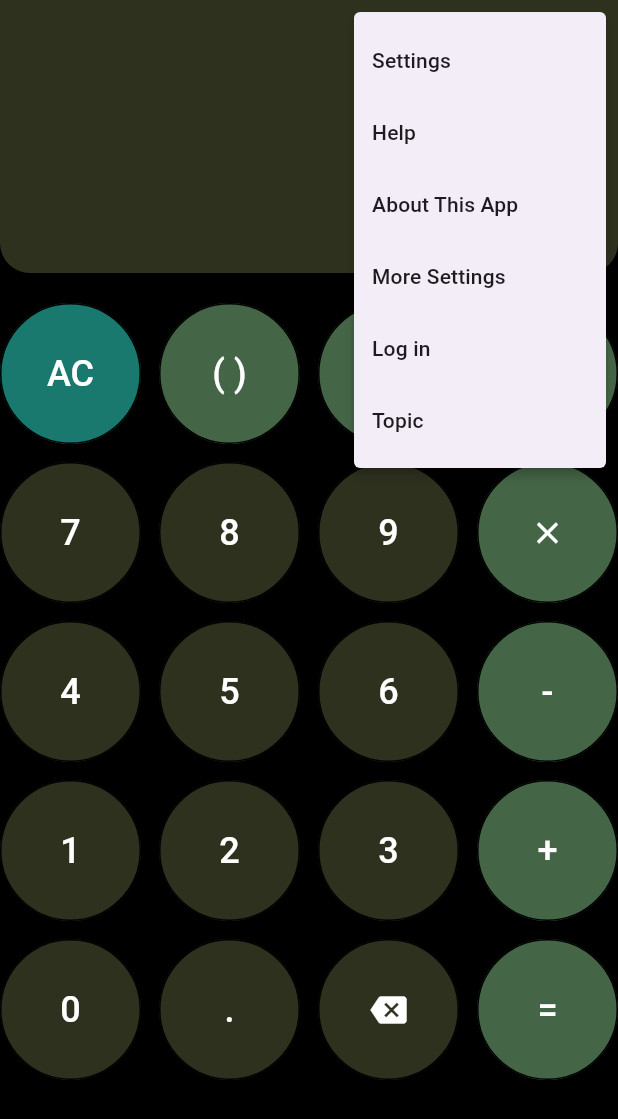
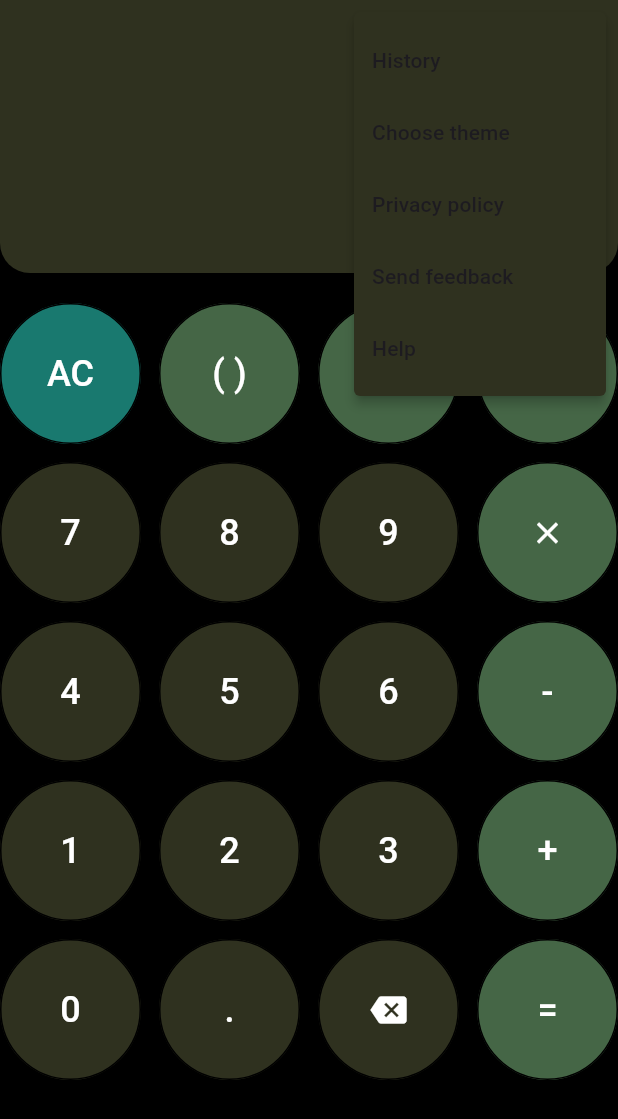
Before and after one commit to trebblescott/calculator_app, a Flutter app: the screen it shows after launch, after a tap on the "more vert" icon, on a phone screen of 412 x 824 dp. Shown: the top 1119 px of the screen. Run offline on Flutter 3.47's test engine with Material 3 defaults, Android fonts, the phone set to English and light mode, and no system bars; Roboto replaces fonts that are missing (Arial).

```diff
--- a/lib/main.dart
+++ b/lib/main.dart
@@ -1,3 +1,4 @@
+import 'package:flutter/cupertino.dart';
 import 'package:flutter/material.dart';
 
 void main() {
@@ -19,6 +20,34 @@ class _CalculatorAppState extends State<CalculatorApp> {
   bool _nextBracketIsOpen = true;
   bool _shouldResetExpression = false;
   int _openBracketCount = 0;
+  String _formatExpressionForDisplay(String expression) {
+  final buffer = StringBuffer();
+  final regExp = RegExp(r'(\d+|\D)'); // splits digits and non-digits
+
+  for (final match in regExp.allMatches(expression)) {
+    final token = match.group(0)!;
+
+    if (RegExp(r'^\d+$').hasMatch(token)) {
+      // Format only digit blocks (not decimals or operations)
+      final number = int.tryParse(token);
+      if (number != null) {
+        buffer.write(_formatWithCommas(number));
+      } else {
+        buffer.write(token);
+      }
+    } else {
+      buffer.write(token); // Operators, brackets, etc.
+    }
+  }
+
+  return buffer.toString();
+}
+
+String _formatWithCommas(int number) {
+  return number.toString().replaceAllMapped(
+      RegExp(r'(\d)(?=(\d{3})+(?!\d))'), (Match m) => '${m[1]},');
+}
+
 
   void _buttonPressed(String text) {
     setState(() {
@@ -305,15 +334,15 @@ class _CalculatorAppState extends State<CalculatorApp> {
         actions: [
           PopupMenuButton<String>(
             icon: Icon(Icons.more_vert, color: Colors.white),
+            color: Color.fromARGB(255, 47, 49, 31),
             onSelected: (value) {},
             itemBuilder: (BuildContext context) => [
-              PopupMenuItem(value: 'settings', child: Text('Settings')),
-              PopupMenuItem(value: 'help', child: Text('Help')),
-              PopupMenuItem(value: 'about', child: Text('About This App')),
+              PopupMenuItem(value: 'settings', child: Text('History')),
+              PopupMenuItem(value: 'help', child: Text('Choose theme')),
+              PopupMenuItem(value: 'about', child: Text('Privacy policy')),
               PopupMenuItem(
-                  value: 'more settings', child: Text('More Settings')),
-              PopupMenuItem(value: 'log in', child: Text('Log in')),
-              PopupMenuItem(value: 'Topic', child: Text('Topic')),
+                  value: 'more settings', child: Text('Send feedback')),
+              PopupMenuItem(value: 'log in', child: Text('Help')),
             ],
           ),
         ],
@@ -333,7 +362,7 @@ class _CalculatorAppState extends State<CalculatorApp> {
             child: SingleChildScrollView(
               scrollDirection: Axis.horizontal,
               child: Text(
-                _expression,
+                _formatExpressionForDisplay(_expression),
                 style: TextStyle(fontSize: 60, color: Colors.white),
               ),
             ),
```
